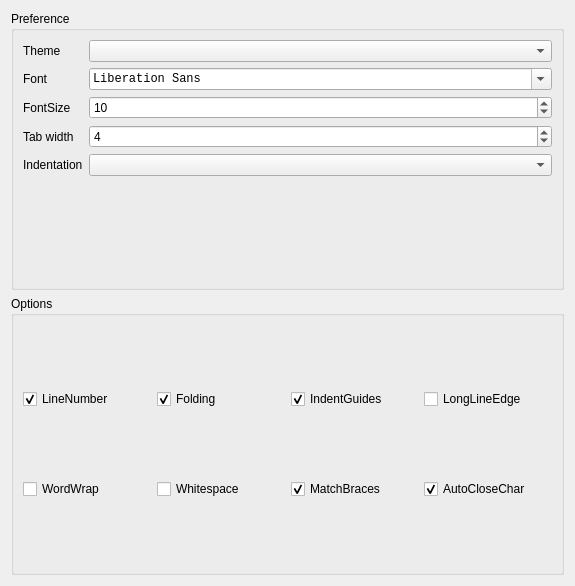
Qt form src/settings/qeditconfig.ui (Wing-summer/WingHexExplorer2) before a commit.
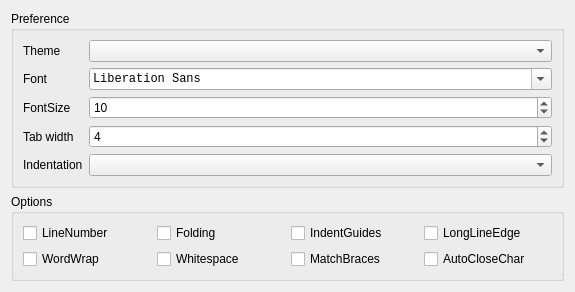
The same form after that commit.

Patch:
```diff
--- a/src/settings/qeditconfig.ui
+++ b/src/settings/qeditconfig.ui
@@ -11,8 +11,17 @@
    </rect>
   </property>
   <layout class="QVBoxLayout" name="layoutEdit">
+   <property name="sizeConstraint">
+    <enum>QLayout::SizeConstraint::SetMinAndMaxSize</enum>
+   </property>
    <item>
     <widget class="QGroupBox" name="groupBox">
+     <property name="sizePolicy">
+      <sizepolicy hsizetype="Preferred" vsizetype="Maximum">
+       <horstretch>0</horstretch>
+       <verstretch>0</verstretch>
+      </sizepolicy>
+     </property>
      <property name="title">
       <string>Preference</string>
      </property>
@@ -125,7 +134,7 @@
    <item>
     <widget class="QGroupBox" name="gbTabs">
      <property name="sizePolicy">
-      <sizepolicy hsizetype="Preferred" vsizetype="Preferred">
+      <sizepolicy hsizetype="Preferred" vsizetype="Maximum">
        <horstretch>0</horstretch>
        <verstretch>0</verstretch>
       </sizepolicy>
@@ -140,7 +149,7 @@
          <string>LineNumber</string>
         </property>
         <property name="checked">
-         <bool>true</bool>
+         <bool>false</bool>
         </property>
        </widget>
       </item>
@@ -170,7 +179,7 @@
          <string>AutoCloseChar</string>
         </property>
         <property name="checked">
-         <bool>true</bool>
+         <bool>false</bool>
         </property>
        </widget>
       </item>
@@ -180,7 +189,7 @@
          <string>MatchBraces</string>
         </property>
         <property name="checked">
-         <bool>true</bool>
+         <bool>false</bool>
         </property>
        </widget>
       </item>
@@ -190,7 +199,7 @@
          <string>Folding</string>
         </property>
         <property name="checked">
-         <bool>true</bool>
+         <bool>false</bool>
         </property>
        </widget>
       </item>
@@ -210,7 +219,7 @@
          <string>IndentGuides</string>
         </property>
         <property name="checked">
-         <bool>true</bool>
+         <bool>false</bool>
         </property>
        </widget>
       </item>
```
Left out of the diff: 6 changed lines with no effect on the pictures.
